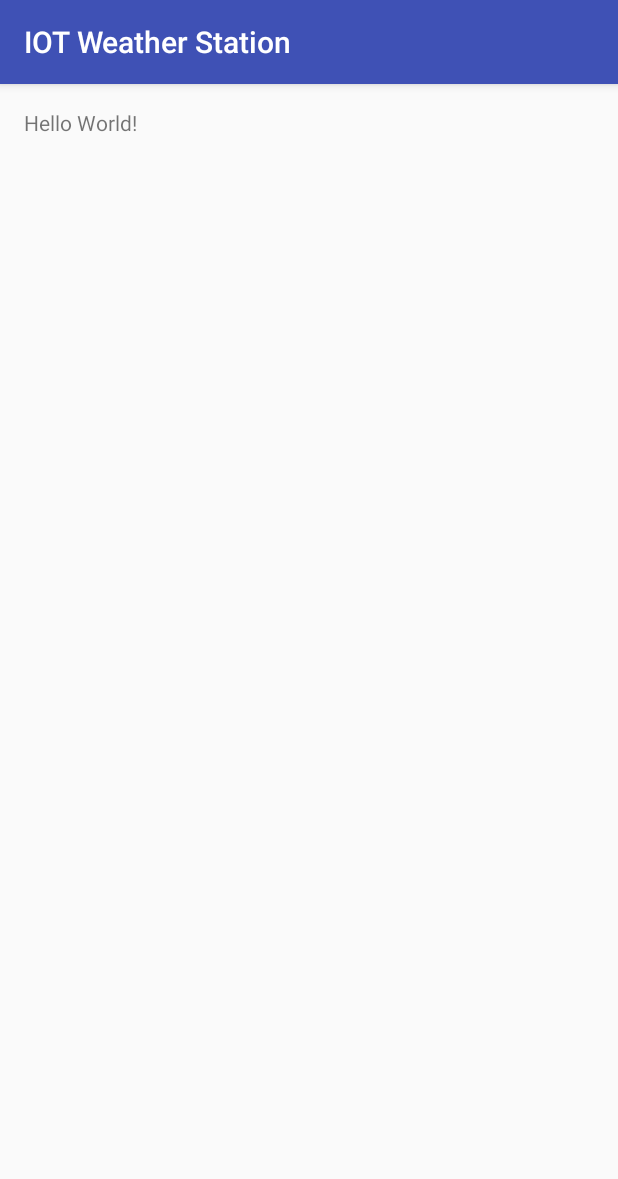
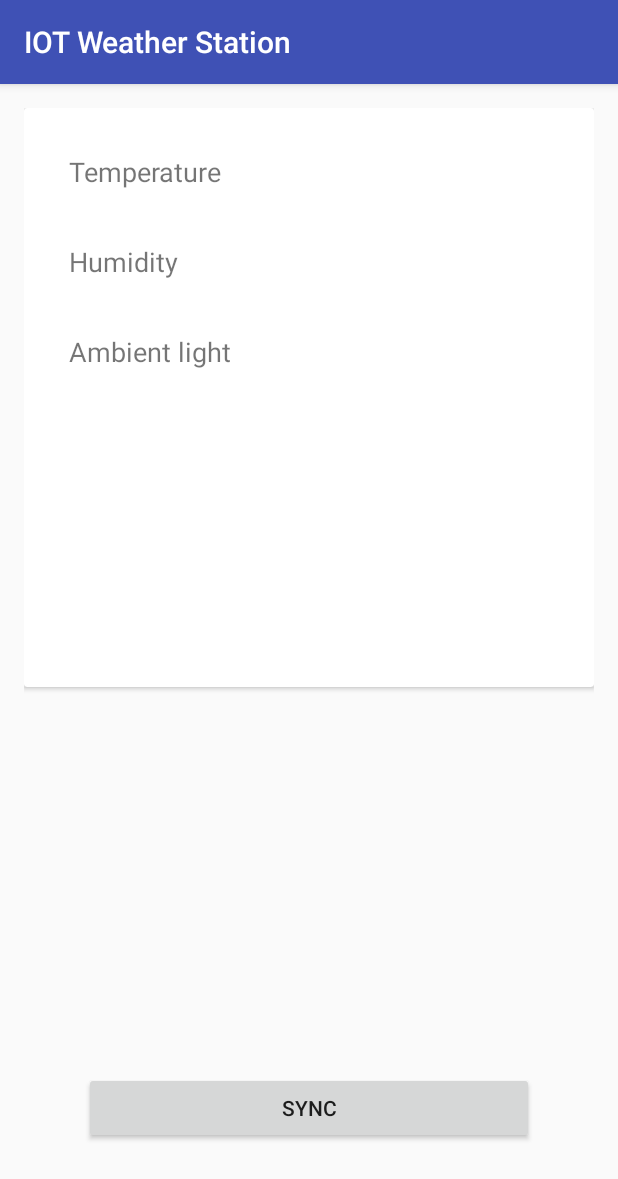
Before and after one commit to geoemm/iot-weather-station, an Android app: the screen it shows after launch (MainActivity), on a phone screen of 412 x 824 dp. Shown: the top 1179 px of the screen. Run offline under Robolectric (Android 15) with nearby library versions, the phone set to English and light mode, and no system bars.

Commit message:
android interface changes

```diff
--- a/IOTWeatherStationApp/app/build.gradle
+++ b/IOTWeatherStationApp/app/build.gradle
@@ -26,4 +26,5 @@ dependencies {
     })
     compile 'com.android.support:appcompat-v7:24.2.1'
     testCompile 'junit:junit:4.12'
+    compile 'com.android.support:cardview-v7:24.2.1'
 }
--- a/IOTWeatherStationApp/app/src/main/AndroidManifest.xml
+++ b/IOTWeatherStationApp/app/src/main/AndroidManifest.xml
@@ -1,6 +1,8 @@
 <?xml version="1.0" encoding="utf-8"?>
 <manifest xmlns:android="http://schemas.android.com/apk/res/android"
     package="com.mpsp.unipi.iotweatherstation">
+
+    <uses-permission android:name="android.permission.INTERNET" />
 
     <application
         android:allowBackup="true"
--- a/IOTWeatherStationApp/app/src/main/res/layout/activity_main.xml
+++ b/IOTWeatherStationApp/app/src/main/res/layout/activity_main.xml
@@ -10,8 +10,64 @@
     android:paddingTop="@dimen/activity_vertical_margin"
     tools:context="com.mpsp.unipi.iotweatherstation.MainActivity">
 
-    <TextView
-        android:layout_width="wrap_content"
+    <android.support.v7.widget.CardView
+        android:layout_width="match_parent"
+        android:layout_height="match_parent"
+        android:layout_alignLeft="@+id/textView_Hum"
+        android:layout_alignStart="@+id/textView_Hum"
+        android:layout_marginBottom="350dp">
+
+        <TextView
+            android:text="@string/lightTxtV"
+            android:layout_width="322dp"
+            android:layout_height="wrap_content"
+            android:layout_below="@+id/textView_Hum"
+            android:layout_alignLeft="@+id/textView_Hum"
+            android:layout_alignStart="@+id/textView_Hum"
+            android:layout_marginTop="150dp"
+            android:id="@+id/textView_light"
+            android:layout_alignRight="@+id/textView_Hum"
+            android:layout_alignEnd="@+id/textView_Hum"
+            android:layout_marginLeft="30dp"
+            android:layout_marginRight="30dp"
+            android:textSize="18sp" />
+
+        <TextView
+            android:text="@string/humiTxtV"
+            android:layout_width="321dp"
+            android:layout_height="wrap_content"
+            android:layout_below="@+id/textView_temp"
+            android:layout_marginTop="90dp"
+            android:id="@+id/textView_Hum"
+            android:layout_marginStart="30dp"
+            android:layout_marginLeft="30dp"
+            android:layout_marginBottom="30dp"
+            android:layout_alignRight="@+id/textView_temp"
+            android:layout_alignEnd="@+id/textView_temp"
+            android:textSize="18sp" />
+
+        <TextView
+            android:text="@string/tempTxtV"
+            android:layout_width="match_parent"
+            android:layout_height="wrap_content"
+            android:layout_alignParentTop="true"
+            android:layout_centerHorizontal="true"
+            android:layout_marginTop="30dp"
+            android:layout_margin="30dp"
+            android:id="@+id/textView_temp"
+            android:textSize="18sp" />
+    </android.support.v7.widget.CardView>
+
+    <Button
+        android:text="@string/syncBtn"
+        android:layout_width="match_parent"
         android:layout_height="wrap_content"
-        android:text="Hello World!" />
+        android:id="@+id/syncBtn"
+        android:layout_alignParentBottom="true"
+        android:layout_alignParentLeft="true"
+        android:layout_alignParentStart="true"
+        android:layout_marginBottom="45dp"
+        android:layout_marginLeft="40dp"
+        android:layout_marginRight="40dp" />
+
 </RelativeLayout>
--- a/IOTWeatherStationApp/app/src/main/res/values/strings.xml
+++ b/IOTWeatherStationApp/app/src/main/res/values/strings.xml
@@ -1,3 +1,7 @@
 <resources>
     <string name="app_name">IOT Weather Station</string>
+    <string name="tempTxtV">Temperature </string>
+    <string name="humiTxtV">Humidity </string>
+    <string name="lightTxtV">Ambient light </string>
+    <string name="syncBtn">Sync</string>
 </resources>
```
Also changed, not shown: 1 other file.
